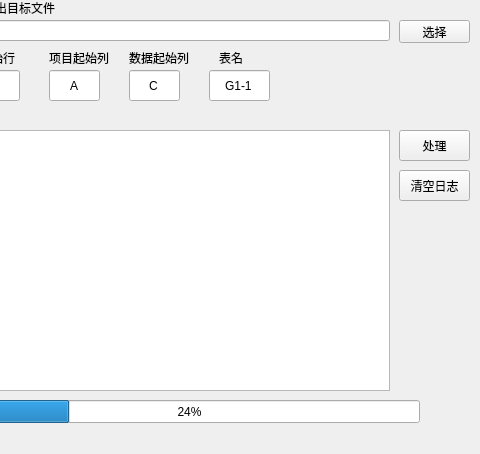
The window that sageras/mainwindow.ui (lujie0116/sageras) describes before a commit, drawn with Qt 5; both pictures show x 511 to 991 and y 0 to 454 of the 991 by 454 pixel window.
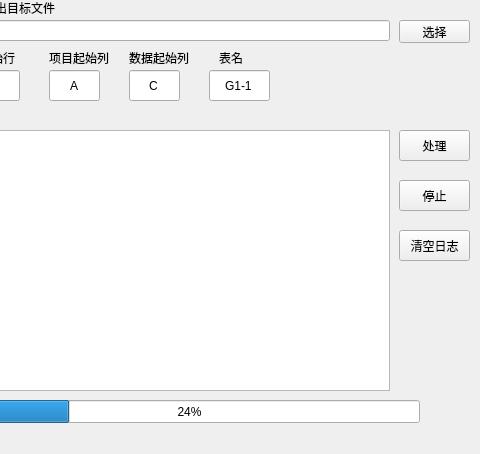
The same window after the commit.

Commit message: 添加 停止按键 v2.0.4

The edit to the form file:
```diff
--- a/sageras/mainwindow.ui
+++ b/sageras/mainwindow.ui
@@ -229,7 +229,7 @@
     <property name="geometry">
      <rect>
       <x>910</x>
-      <y>170</y>
+      <y>230</y>
       <width>71</width>
       <height>31</height>
      </rect>
@@ -329,6 +329,19 @@
      <string>全不选</string>
     </property>
    </widget>
+   <widget class="QPushButton" name="batchStop">
+    <property name="geometry">
+     <rect>
+      <x>910</x>
+      <y>180</y>
+      <width>71</width>
+      <height>31</height>
+     </rect>
+    </property>
+    <property name="text">
+     <string>停止</string>
+    </property>
+   </widget>
   </widget>
   <widget class="QMenuBar" name="menuBar">
    <property name="geometry">
```
The commit also changes 4 other files.
